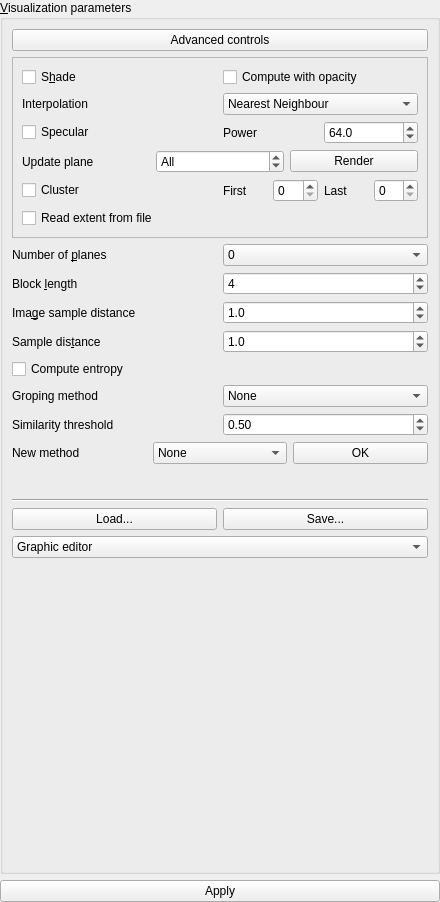
starviewer-medical/starviewer, file starviewer/src/extensions/playground/optimalviewpoint/optimalviewpointinputparametersformbase.ui: the form before one commit.
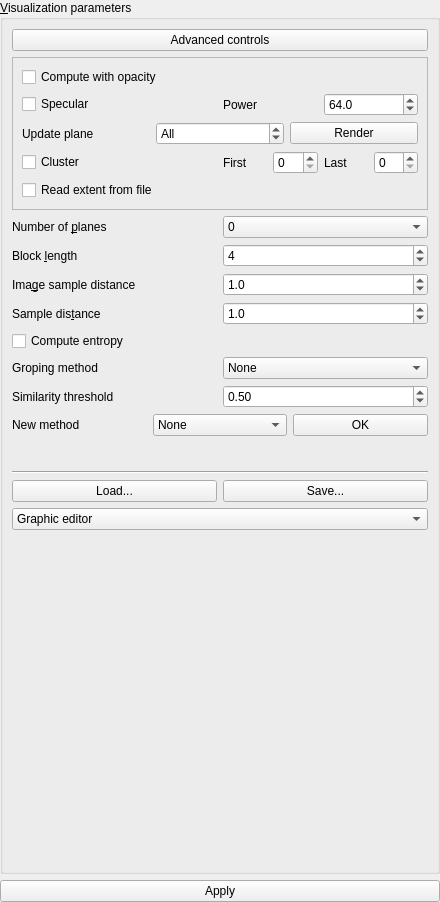
The form after the commit. The open tabs and pages were chosen to show the change. Custom widgets are drawn as their Qt base class.

```diff
--- a/starviewer/src/extensions/playground/optimalviewpoint/optimalviewpointinputparametersformbase.ui
+++ b/starviewer/src/extensions/playground/optimalviewpoint/optimalviewpointinputparametersformbase.ui
@@ -69,16 +69,9 @@
            <property name="spacing" >
             <number>6</number>
            </property>
-           <item>
-            <widget class="QCheckBox" name="m_checkBoxShade" >
-             <property name="statusTip" >
-              <string>If checked, shading will be applied when rendering the volume</string>
-             </property>
-             <property name="text" >
-              <string>S&amp;hade</string>
-             </property>
-            </widget>
-           </item>
+           <property name="margin" >
+            <number>0</number>
+           </property>
            <item>
             <widget class="QCheckBox" name="m_computeWithOpacityCheckBox" >
              <property name="text" >
@@ -96,45 +89,9 @@
            <property name="spacing" >
             <number>6</number>
            </property>
-           <item>
-            <widget class="QLabel" name="m_interpolationLabel" >
-             <property name="text" >
-              <string>Interpolation</string>
-             </property>
-            </widget>
-           </item>
-           <item>
-            <widget class="QComboBox" name="m_interpolationComboBox" >
-             <property name="currentIndex" >
-              <number>0</number>
-             </property>
-             <item>
-              <property name="text" >
-               <string>Nearest Neighbour</string>
-              </property>
-             </item>
-             <item>
-              <property name="text" >
-               <string>Linear (Interpolate &amp; Classify)</string>
-              </property>
-             </item>
-             <item>
-              <property name="text" >
-               <string>Linear (Classify &amp; Interpolate)</string>
-              </property>
-             </item>
-            </widget>
-           </item>
-          </layout>
-         </item>
-         <item>
-          <layout class="QHBoxLayout" >
            <property name="margin" >
             <number>0</number>
            </property>
-           <property name="spacing" >
-            <number>6</number>
-           </property>
            <item>
             <widget class="QCheckBox" name="m_specularCheckBox" >
              <property name="text" >
@@ -590,9 +547,7 @@
       <item>
        <widget class="QStackedWidget" name="stackedWidget" >
         <property name="sizePolicy" >
-         <sizepolicy>
-          <hsizetype>5</hsizetype>
-          <vsizetype>4</vsizetype>
+         <sizepolicy vsizetype="Maximum" hsizetype="Preferred" >
           <horstretch>0</horstretch>
           <verstretch>0</verstretch>
          </sizepolicy>
@@ -709,9 +664,6 @@
         </widget>
         <widget class="QWidget" name="page1" >
          <layout class="QVBoxLayout" >
-          <property name="margin" >
-           <number>0</number>
-          </property>
           <property name="spacing" >
            <number>6</number>
           </property>
```
Left out of the diff: 135 changed lines with no effect on the pictures.
